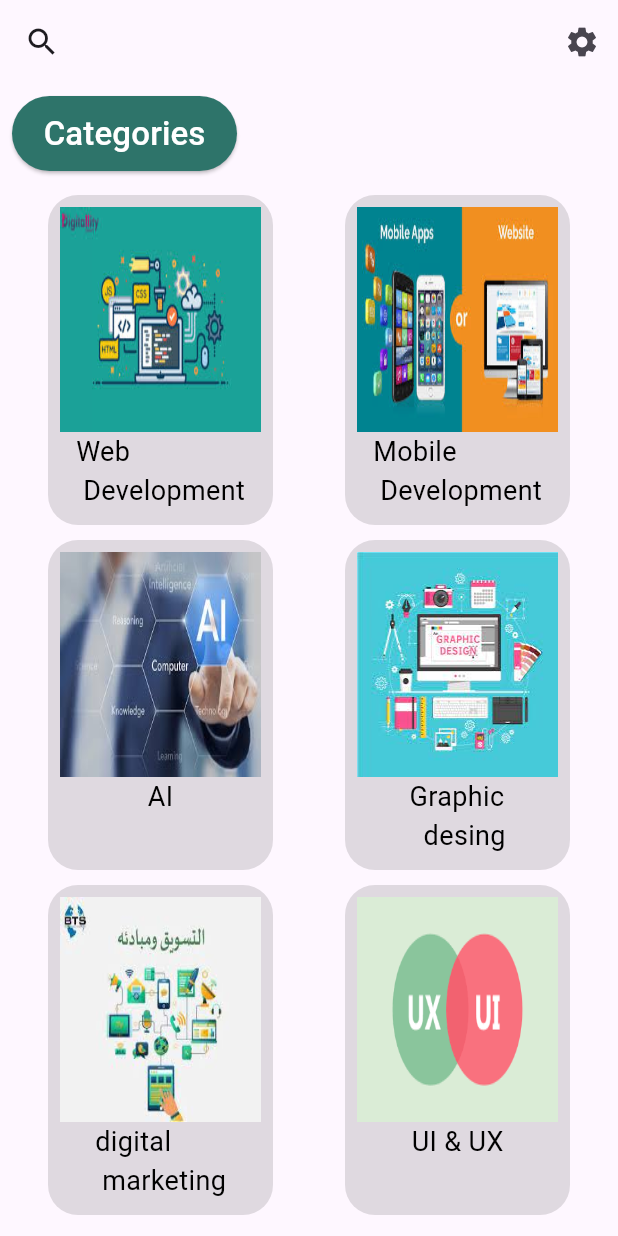
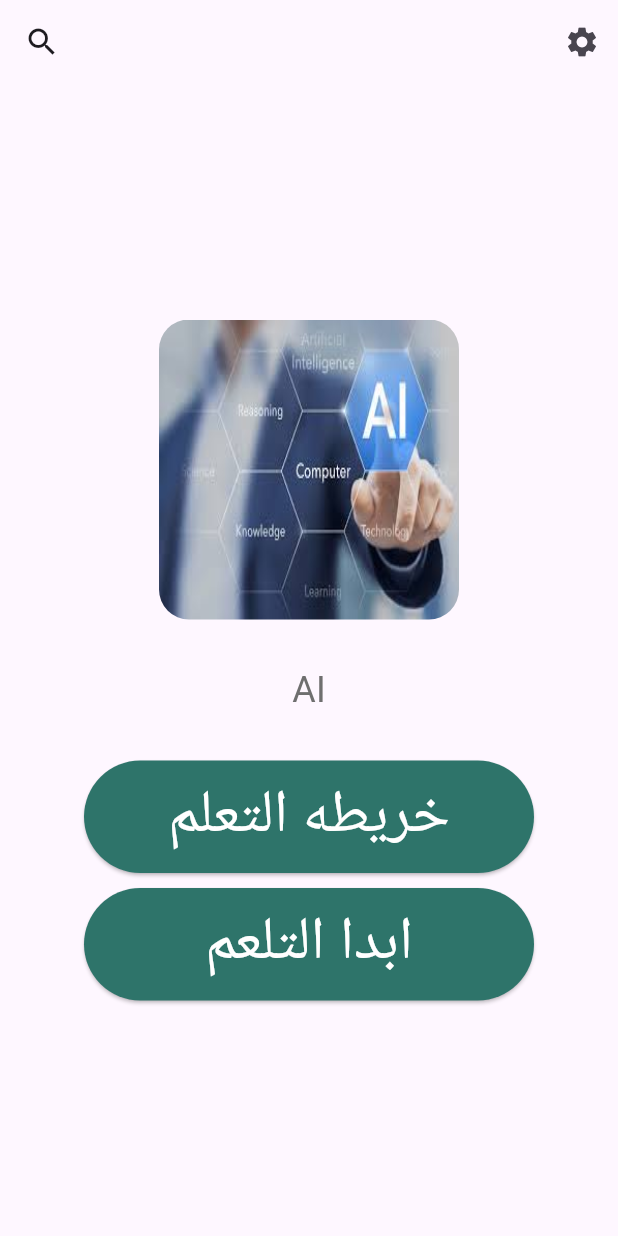
Before and after one commit to Abdo-Elsabagh/Zeoy, a Flutter app: the HomeScreen screen opened directly, after a tap on "AI", on a phone screen of 412 x 824 dp. Run offline on Flutter 3.47's test engine with Material 3 defaults, Android fonts, the phone set to English and light mode, and no system bars; our stand-ins replace flutter_svg.

Commit message:
`Added navigation to categories pages and updated image assets`

```diff
--- /dev/null
+++ b/lib/Screen/categories/ai_page.dart
@@ -0,0 +1,25 @@
+import 'package:flutter/material.dart';
+import 'package:koey/components/categories_item.dart';
+
+class AiPage extends StatelessWidget {
+  const AiPage({super.key});
+
+  @override
+  Widget build(BuildContext context) {
+    return Scaffold(
+      appBar: AppBar(
+        actions: [
+          IconButton(onPressed: () {}, icon: const Icon(Icons.settings))
+        ],
+        leading: IconButton(onPressed: () {}, icon: const Icon(Icons.search)),
+      ),
+      body: Categories(
+          image: 'asset/image/AI.jpeg',
+          name: 'AI',
+          onTop: () {},
+          onTop2: () {},
+          nameOnTop1: 'خريطه التعلم',
+          nameOnTop2: 'ابدا التلعم'),
+    );
+  }
+}
--- a/lib/Screen/home_Screen.dart
+++ b/lib/Screen/home_Screen.dart
@@ -1,4 +1,10 @@
 import 'package:flutter/material.dart';
+import 'package:koey/Screen/categories/ai_page.dart';
+import 'package:koey/Screen/categories/digital_page.dart';
+import 'package:koey/Screen/categories/graphic_page.dart';
+import 'package:koey/Screen/categories/mobile_page.dart';
+import 'package:koey/Screen/categories/ui_page.dart';
+import 'package:koey/Screen/categories/web_page.dart';
 import 'package:koey/components/home_item.dart';
 
 class HomeScreen extends StatelessWidget {
@@ -37,33 +43,57 @@ class HomeScreen extends StatelessWidget {
                 child: ListView(
               children: [
                 Item(
-                  onTop: () {},
-                  onTop2: () {},
+                  onTop: () {
+                    Navigator.of(context).push(MaterialPageRoute(
+                      builder: (context) => const WebPage(),
+                    ));
+                  },
+                  onTop2: () {
+                    Navigator.of(context).push(MaterialPageRoute(
+                      builder: (context) => const MobilePage(),
+                    ));
+                  },
                   image1: 'asset/image/web .jpeg',
-                  image2: 'asset/image/mobile app.jpeg',
-                  name1: 'Web \n Development',
-                  name2: 'Mobile\n Development',
+                  image2: 'asset/image/mobile app.jpg',
+                  name1: '\t  \t  \tWeb \n Development',
+                  name2: '\t \t \t Mobile\n Development',
                 ),
                 const SizedBox(
                   height: 10,
                 ),
                 Item(
-                  onTop: () {},
-                  onTop2: () {},
+                  onTop: () {
+                    Navigator.of(context).push(MaterialPageRoute(
+                      builder: (context) => const AiPage(),
+                    ));
+                  },
+                  onTop2: () {
+                    Navigator.of(context).push(MaterialPageRoute(
+                      builder: (context) => const GraphicPage(),
+                    ));
+                  },
                   image1: 'asset/image/AI.jpeg',
                   image2: 'asset/image/graphic design.jpeg',
                   name1: 'AI',
-                  name2: 'Graphic\n  desing',
+                  name2: 'Graphic\n desing',
                 ),
                 const SizedBox(
                   height: 10,
                 ),
                 Item(
-                  onTop: () {},
-                  onTop2: () {},
+                  onTop: () {
+                    Navigator.of(context).push(MaterialPageRoute(
+                      builder: (context) => const DigitalPage(),
+                    ));
+                  },
+                  onTop2: () {
+                    Navigator.of(context).push(MaterialPageRoute(
+                      builder: (context) => const UiPage(),
+                    ));
+                  },
                   image1: 'asset/image/digital markting.jpeg',
                   image2: 'asset/image/UI& UX.png',
-                  name1: 'digital\n marketing',
+                  name1: '\t \t digital\n marketing',
                   name2: 'UI & UX',
                 ),
               ],
--- /dev/null
+++ b/lib/components/categories_item.dart
@@ -0,0 +1,75 @@
+import 'package:flutter/material.dart';
+
+class Categories extends StatelessWidget {
+  Categories(
+      {super.key,
+      required this.image,
+      required this.name,
+      required this.onTop,
+      required this.onTop2,
+      required this.nameOnTop1,
+      required this.nameOnTop2});
+  String? image;
+  String? name;
+  VoidCallback? onTop;
+  VoidCallback? onTop2;
+  String? nameOnTop1;
+  String? nameOnTop2;
+  @override
+  Widget build(BuildContext context) {
+    return Scaffold(
+      body: Padding(
+        padding: const EdgeInsets.all(10.0),
+        child: Center(
+            child: Column(
+          mainAxisAlignment: MainAxisAlignment.center,
+          children: [
+            ClipRRect(
+                borderRadius: BorderRadius.circular(20),
+                child: Image.asset(
+                  image!,
+                  width: 200,
+                  height: 200,
+                  fit: BoxFit.fill,
+                )),
+            const SizedBox(
+              height: 30,
+            ),
+            Text(
+              name!,
+              style: const TextStyle(color: Color(0xff6f6f6f), fontSize: 24),
+            ),
+            const SizedBox(
+              height: 30,
+            ),
+            ElevatedButton(
+                style: ElevatedButton.styleFrom(
+                  backgroundColor: const Color(0xff2e746a),
+                  padding: const EdgeInsets.all(8),
+                  minimumSize: const Size(300, 50),
+                ),
+                onPressed: onTop,
+                child: Text(
+                  nameOnTop1!,
+                  style: const TextStyle(color: Colors.white, fontSize: 40),
+                )),
+            const SizedBox(
+              height: 10,
+            ),
+            ElevatedButton(
+                style: ElevatedButton.styleFrom(
+                  backgroundColor: const Color(0xff2e746a),
+                  padding: const EdgeInsets.all(8),
+                  minimumSize: const Size(300, 50),
+                ),
+                onPressed: onTop2,
+                child: Text(
+                  nameOnTop2!,
+                  style: const TextStyle(color: Colors.white, fontSize: 40),
+                )),
+          ],
+        )),
+      ),
+    );
+  }
+}
--- a/lib/components/home_item.dart
+++ b/lib/components/home_item.dart
@@ -33,11 +33,14 @@ class Item extends StatelessWidget {
                 children: [
                   Padding(
                     padding: const EdgeInsets.only(top: 8.0, left: 8, right: 8),
+                    child: ClipRRect(
+                      borderRadius: BorderRadius.circular(20),
                       child: Image.asset(
                         image1!,
                         width: 140,
                         height: 150,
                         fit: BoxFit.fill,
+                      ),
                     ),
                   ),
                   Center(
@@ -62,11 +65,14 @@ class Item extends StatelessWidget {
                 children: [
                   Padding(
                     padding: const EdgeInsets.only(top: 8.0, left: 8, right: 8),
+                    child: ClipRRect(
+                      borderRadius: BorderRadius.circular(20),
                       child: Image.asset(
                         image2!,
                         width: 140,
                         height: 150,
                         fit: BoxFit.fill,
+                      ),
                     ),
                   ),
                   Center(
```
Also changed, not shown: lib/Screen/categories/digital_page.dart (added, +23 -0 lines), lib/Screen/categories/graphic_page.dart (added, +25 -0 lines), lib/Screen/categories/mobile_page.dart (added, +26 -0 lines), lib/Screen/categories/ui_page.dart (added, +25 -0 lines), lib/Screen/categories/web_page.dart (added, +24 -0 lines), asset/image/mobile app.jpeg (deleted), asset/image/mobile app.jpg (added). Lines whose indentation alone changed are shown as unchanged.
